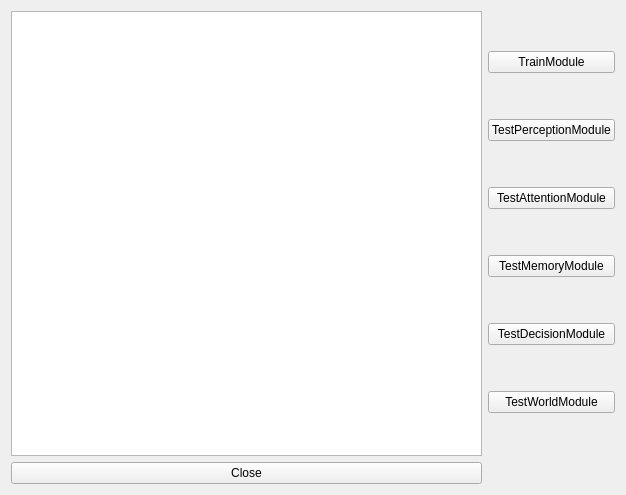
Before: the Qt Designer form IRSGUI/BrainDeepLearnForm.ui in yhlmaybe/Intelligent-Robot-System, drawn with Qt 5.
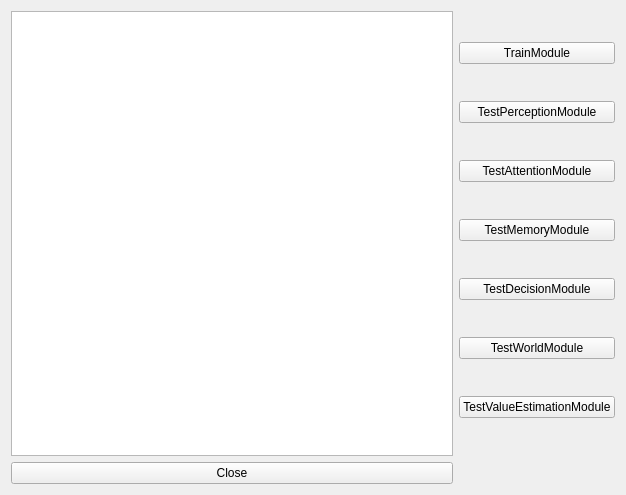
After: the same form once the commit is applied.

Commit message: Update and optimize the value estimation module, and integrate and unify the interfaces of each module

Diff of the .ui file:
```diff
--- a/IRSGUI/BrainDeepLearnForm.ui
+++ b/IRSGUI/BrainDeepLearnForm.ui
@@ -68,6 +68,13 @@
        </property>
       </widget>
      </item>
+     <item>
+      <widget class="QPushButton" name="testValueEstimationModule_pushButton">
+       <property name="text">
+        <string>TestValueEstimationModule</string>
+       </property>
+      </widget>
+     </item>
     </layout>
    </item>
    <item row="1" column="0">
```
The commit also changes 21 other files.
